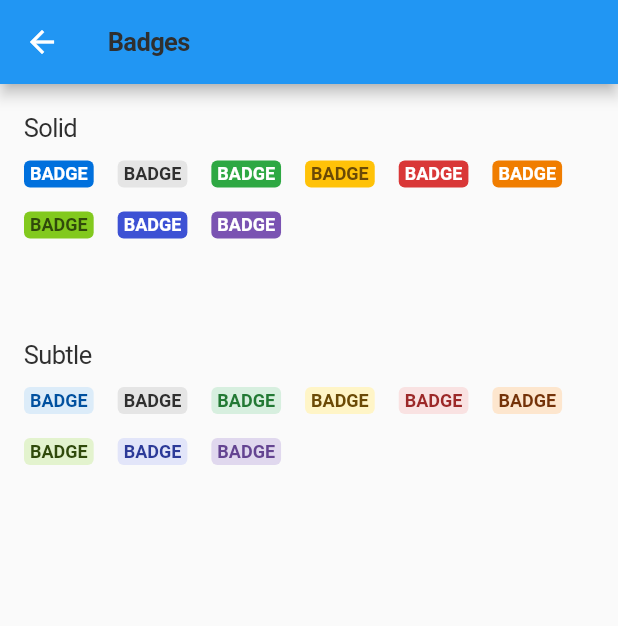
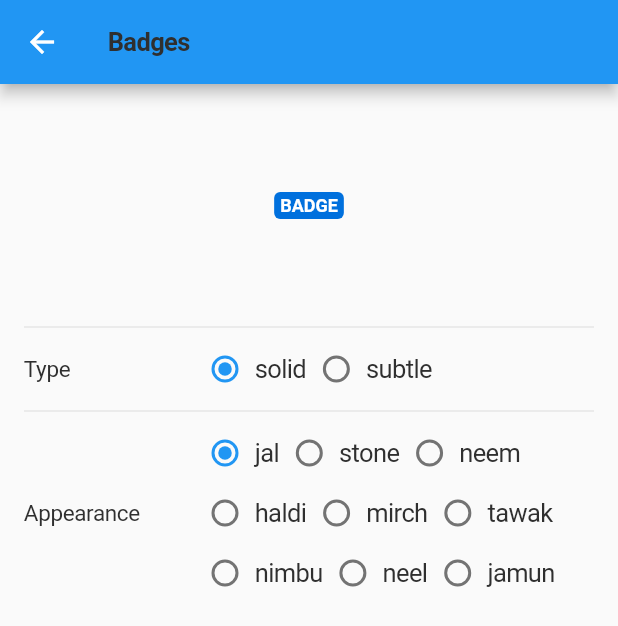
Before and after one commit to innovaccer/mobile-design-system, a Flutter app: the MDSBadgeScreen screen opened by its route, on a phone screen of 412 x 824 dp. Shown: the top 626 px of the screen. Run offline on Flutter 3.47's test engine with Material 2 defaults, Android fonts, the phone set to English and light mode, and no system bars; drawn by our look-alikes of flutter_styled_toast; our stand-ins replace fluro, get_it, shared_preferences, sms_autofill; accounts and stored records are empty.

Commit message:
Updated example app for interactions in badges

```diff
--- a/example/lib/screens/badge/mds_badge_screen.dart
+++ b/example/lib/screens/badge/mds_badge_screen.dart
@@ -9,7 +9,9 @@ class MDSBadgeScreen extends StatefulWidget {
 }
 
 class _MDSBadgeScreenState extends State<MDSBadgeScreen> with SpacingMixin, ColorMixin {
-  String defaultText = 'BADGE';
+  String _defaultText = 'BADGE';
+  BadgeType _badgeType = BadgeType.solid;
+  BadgeAppearance _badgeAppearance = BadgeAppearance.jal;
 
   @override
   Widget build(BuildContext context) {
@@ -20,61 +22,175 @@ class _MDSBadgeScreenState extends State<MDSBadgeScreen> with SpacingMixin, Colo
         ),
       ),
       body: Padding(
-        padding: p6,
+        padding: px6 + pt4,
         child: Column(
-          crossAxisAlignment: CrossAxisAlignment.start,
+          crossAxisAlignment: CrossAxisAlignment.center,
           mainAxisSize: MainAxisSize.min,
           children: [
-            MDSBody(
-              'Solid',
-            ),
-            SizedBox(
-              height: spacing,
-            ),
-            Wrap(
-              direction: Axis.horizontal,
-              spacing: 16,
-              runSpacing: 16,
-              children: [
-                MDSBadge(badgeText: defaultText, badgeType: BadgeType.solid, badgeAppearance: BadgeAppearance.jal),
-                MDSBadge(badgeText: defaultText, badgeType: BadgeType.solid, badgeAppearance: BadgeAppearance.stone),
-                MDSBadge(badgeText: defaultText, badgeType: BadgeType.solid, badgeAppearance: BadgeAppearance.neem),
-                MDSBadge(badgeText: defaultText, badgeType: BadgeType.solid, badgeAppearance: BadgeAppearance.haldi),
-                MDSBadge(badgeText: defaultText, badgeType: BadgeType.solid, badgeAppearance: BadgeAppearance.mirch),
-                MDSBadge(badgeText: defaultText, badgeType: BadgeType.solid, badgeAppearance: BadgeAppearance.tawak),
-                MDSBadge(badgeText: defaultText, badgeType: BadgeType.solid, badgeAppearance: BadgeAppearance.nimbu),
-                MDSBadge(badgeText: defaultText, badgeType: BadgeType.solid, badgeAppearance: BadgeAppearance.neel),
-                MDSBadge(badgeText: defaultText, badgeType: BadgeType.solid, badgeAppearance: BadgeAppearance.jamun),
-              ],
-            ),
             SizedBox(
               height: spacing5,
             ),
-            MDSBody(
-              'Subtle',
+            MDSBadge(badgeText: _defaultText, badgeType: _badgeType, badgeAppearance: _badgeAppearance),
+            SizedBox(
+              height: spacing5,
             ),
-            SizedBox(
-              height: spacing,
-            ),
-            Wrap(
-              direction: Axis.horizontal,
-              spacing: 16,
-              runSpacing: 16,
-              children: [
-                MDSBadge(badgeText: defaultText, badgeType: BadgeType.subtle, badgeAppearance: BadgeAppearance.jal),
-                MDSBadge(badgeText: defaultText, badgeType: BadgeType.subtle, badgeAppearance: BadgeAppearance.stone),
-                MDSBadge(badgeText: defaultText, badgeType: BadgeType.subtle, badgeAppearance: BadgeAppearance.neem),
-                MDSBadge(badgeText: defaultText, badgeType: BadgeType.subtle, badgeAppearance: BadgeAppearance.haldi),
-                MDSBadge(badgeText: defaultText, badgeType: BadgeType.subtle, badgeAppearance: BadgeAppearance.mirch),
-                MDSBadge(badgeText: defaultText, badgeType: BadgeType.subtle, badgeAppearance: BadgeAppearance.tawak),
-                MDSBadge(badgeText: defaultText, badgeType: BadgeType.subtle, badgeAppearance: BadgeAppearance.nimbu),
-                MDSBadge(badgeText: defaultText, badgeType: BadgeType.subtle, badgeAppearance: BadgeAppearance.neel),
-                MDSBadge(badgeText: defaultText, badgeType: BadgeType.subtle, badgeAppearance: BadgeAppearance.jamun),
-              ],
+            Divider(),
+            Expanded(
+              child: ListView(
+                padding: p0,
+                children: [
+                  Row(
+                    children: [
+                      Expanded(
+                        flex: 3,
+                        child: MDSSubhead('Type'),
+                      ),
+                      Expanded(
+                        flex: 7,
+                        child: Wrap(
+                          children: [
+                            _typeOptionWidget(
+                              value: BadgeType.solid,
+                              groupValue: _badgeType,
+                              displayText: 'solid',
+                            ),
+                            _typeOptionWidget(
+                              value: BadgeType.subtle,
+                              groupValue: _badgeType,
+                              displayText: 'subtle',
+                            ),
+                          ],
+                        ),
+                      ),
+                    ],
+                  ),
+                  Divider(),
+                  Row(
+                    children: [
+                      Expanded(
+                        flex: 3,
+                        child: MDSSubhead('Appearance'),
+                      ),
+                      Expanded(
+                        flex: 7,
+                        child: Wrap(
+                          children: [
+                            _appearanceOptionWidget(
+                              value: BadgeAppearance.jal,
+                              groupValue: _badgeAppearance,
+                              displayText: 'jal',
+                            ),
+                            _appearanceOptionWidget(
+                              value: BadgeAppearance.stone,
+                              groupValue: _badgeAppearance,
+                              displayText: 'stone',
+                            ),
+                            _appearanceOptionWidget(
+                              value: BadgeAppearance.neem,
+                              groupValue: _badgeAppearance,
+                              displayText: 'neem',
+                            ),
+                            _appearanceOptionWidget(
+                              value: BadgeAppearance.haldi,
+                              groupValue: _badgeAppearance,
+                              displayText: 'haldi',
+                            ),
+                            _appearanceOptionWidget(
+                              value: BadgeAppearance.mirch,
+                              groupValue: _badgeAppearance,
+                              displayText: 'mirch',
+                            ),
+                            _appearanceOptionWidget(
+                              value: BadgeAppearance.tawak,
+                              groupValue: _badgeAppearance,
+                              displayText: 'tawak',
+                            ),
+                            _appearanceOptionWidget(
+                              value: BadgeAppearance.nimbu,
+                              groupValue: _badgeAppearance,
+                              displayText: 'nimbu',
+                            ),
+                            _appearanceOptionWidget(
+                              value: BadgeAppearance.neel,
+                              groupValue: _badgeAppearance,
+                              displayText: 'neel',
+                            ),
+                            _appearanceOptionWidget(
+                              value: BadgeAppearance.jamun,
+                              groupValue: _badgeAppearance,
+                              displayText: 'jamun',
+                            ),
+                          ],
+                        ),
+                      ),
+                    ],
+                  ),
+                ],
+              ),
             ),
           ],
         ),
       ),
     );
   }
+
+  Widget _typeOptionWidget({
+    required BadgeType value,
+    required BadgeType groupValue,
+    required String displayText,
+  }) {
+    return GestureDetector(
+      onTap: () => _updateType(value),
+      child: Wrap(
+        crossAxisAlignment: WrapCrossAlignment.center,
+        children: [
+          Radio(
+            visualDensity: VisualDensity.compact,
+            value: value,
+            groupValue: groupValue,
+            onChanged: _updateType,
+          ),
+          MDSBody(
+            displayText,
+          ),
+        ],
+      ),
+    );
+  }
+
+  void _updateType(BadgeType? value) {
+    setState(() {
+      _badgeType = value!;
+    });
+  }
+
+  Widget _appearanceOptionWidget({
+    required BadgeAppearance value,
+    required BadgeAppearance groupValue,
+    required String displayText,
+  }) {
+    return GestureDetector(
+      onTap: () => _updateAppearance(value),
+      child: Wrap(
+        crossAxisAlignment: WrapCrossAlignment.center,
+        children: [
+          Radio(
+            visualDensity: VisualDensity.compact,
+            value: value,
+            groupValue: groupValue,
+            onChanged: _updateAppearance,
+          ),
+          MDSBody(
+            displayText,
+          ),
+        ],
+      ),
+    );
+  }
+
+  void _updateAppearance(BadgeAppearance? value) {
+    setState(() {
+      _badgeAppearance = value!;
+    });
+  }
 }
```
